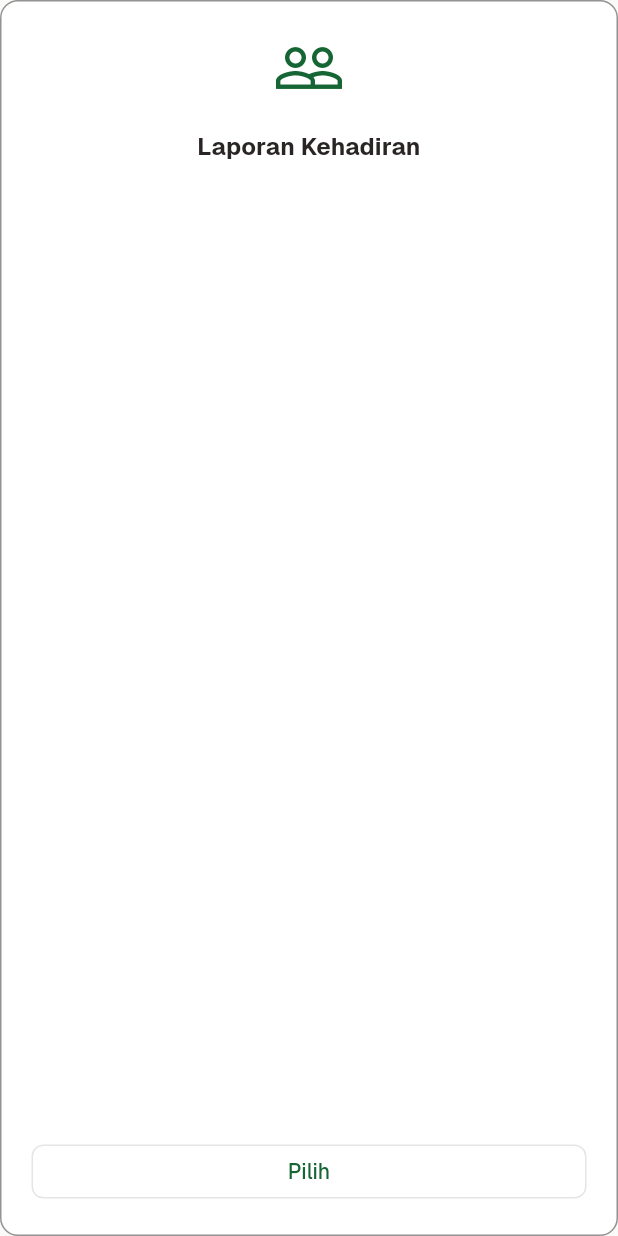
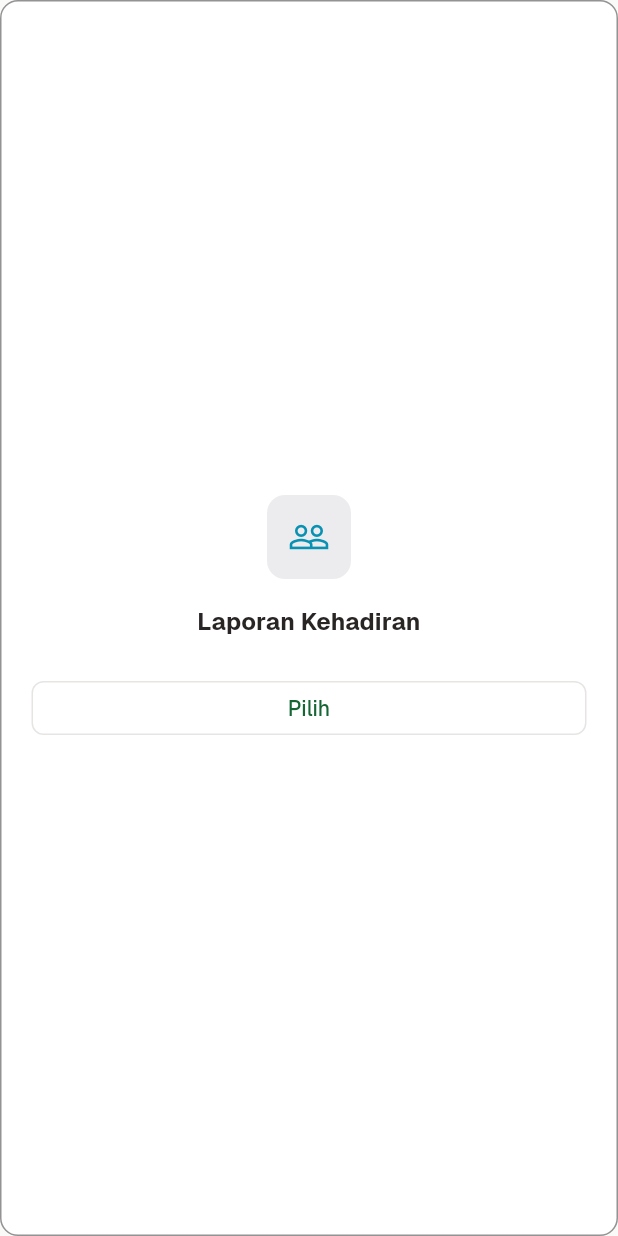
Before and after one commit to lvinist/mine-flow-app, a Flutter app: the ReportTypeCard widget shown alone on an empty page, opened directly, on a phone screen of 412 x 824 dp. Run offline on Flutter 3.47's test engine with Material 3 defaults, Android fonts, the phone set to English and light mode, and no system bars; our stand-ins replace bloc, connectivity_plus, equatable, file_picker, fl_chart, flutter_bloc and 8 more; missing offline and left inert: googleapis; accounts and stored records are empty; project files that could hold a hidden picture were left out.

Commit message:
feat(reporting): phase 2 UI polish and audit for report dashboard

```diff
--- a/lib/features/reporting/presentation/widgets/report_type_card.dart
+++ b/lib/features/reporting/presentation/widgets/report_type_card.dart
@@ -1,16 +1,29 @@
 import 'package:flutter/material.dart';
+import 'package:flutter/services.dart';
 import 'package:mine_flow/features/reporting/domain/entities/report_type.dart';
 
 // Phase 2 — shadcn-admin design language constants (DESIGN.md §29).
 const double _kCardRadius = 12;
+const double _kSpacing12 = 12;
 const double _kSpacing16 = 16;
 const double _kSpacing20 = 20;
+const double _kSpacing24 = 24;
+
+/// Brand primary — Steel Blue / Navy (#0f172a), the restrained foundation.
+const Color _kBrandPrimary = Color(0xFF0F172A);
+
+/// Accent — Cyan / Teal, used sparingly for interactive elements.
+const Color _kAccent = Color(0xFF0891B2);
 
 /// A card widget that represents a report type for selection on the dashboard.
 ///
 /// Displays an icon, the report type's display name, and a "Pilih" button.
 /// Tapping anywhere on the card triggers [onTap].
-class ReportTypeCard extends StatelessWidget {
+///
+/// Phase 2 Polish (substep 25.2): micro-interactions with easeOutQuart curves,
+/// AnimatedContainer hover/focus border/background changes, brand colours,
+/// keyboard accessibility (Focus + Enter/Space), and refined spacing.
+class ReportTypeCard extends StatefulWidget {
   final ReportType type;
   final IconData icon;
   final VoidCallback onTap;
@@ -23,49 +36,112 @@ class ReportTypeCard extends StatelessWidget {
   });
 
   @override
+  State<ReportTypeCard> createState() => _ReportTypeCardState();
+}
+
+class _ReportTypeCardState extends State<ReportTypeCard> {
+  bool _isHovered = false;
+  bool _isFocused = false;
+
+  @override
   Widget build(BuildContext context) {
     final theme = Theme.of(context);
+    final colorScheme = theme.colorScheme;
+
+    // Merge hover and focus states for visual feedback.
+    final isActive = _isHovered || _isFocused;
 
     return Semantics(
-      label: type.displayName,
-      child: Material(
-        color: theme.colorScheme.surface,
-        borderRadius: BorderRadius.circular(_kCardRadius),
-        child: InkWell(
-          onTap: onTap,
-          borderRadius: BorderRadius.circular(_kCardRadius),
-          child: Container(
+      label: widget.type.displayName,
+      button: true,
+      child: Focus(
+        onKeyEvent: (node, event) {
+          // Activate on Enter or Space key.
+          if (event is KeyDownEvent &&
+              (event.logicalKey == LogicalKeyboardKey.enter ||
+                  event.logicalKey == LogicalKeyboardKey.space)) {
+            widget.onTap();
+            return KeyEventResult.handled;
+          }
+          return KeyEventResult.ignored;
+        },
+        onFocusChange: (isFocused) {
+          setState(() => _isFocused = isFocused);
+        },
+        child: MouseRegion(
+          onEnter: (_) => setState(() => _isHovered = true),
+          onExit: (_) => setState(() => _isHovered = false),
+          child: AnimatedContainer(
+            duration: const Duration(milliseconds: 200),
+            curve: Curves.easeOutQuart,
             decoration: BoxDecoration(
+              color: isActive
+                  ? colorScheme.surfaceContainerHighest.withValues(alpha: 0.3)
+                  : colorScheme.surface,
               borderRadius: BorderRadius.circular(_kCardRadius),
               border: Border.all(
-                color: theme.colorScheme.outlineVariant.withValues(alpha: 0.5),
+                color: isActive
+                    ? colorScheme.outlineVariant
+                    : colorScheme.outlineVariant.withValues(alpha: 0.5),
+                width: 1,
               ),
             ),
+            child: Material(
+              color: Colors.transparent,
+              child: InkWell(
+                onTap: widget.onTap,
+                borderRadius: BorderRadius.circular(_kCardRadius),
+                focusColor: colorScheme.primary.withValues(alpha: 0.08),
+                hoverColor: Colors.transparent,
+                splashColor: colorScheme.primary.withValues(alpha: 0.12),
                 child: Padding(
                   padding: const EdgeInsets.all(_kSpacing20),
                   child: Column(
                     mainAxisAlignment: MainAxisAlignment.center,
                     children: [
-                  Icon(icon, size: 48, color: theme.colorScheme.primary),
+                      // Icon in brand-primary container
+                      Semantics(
+                        excludeSemantics: true,
+                        child: Container(
+                          width: 56,
+                          height: 56,
+                          decoration: BoxDecoration(
+                            color: _kBrandPrimary.withValues(alpha: 0.08),
+                            borderRadius: BorderRadius.circular(_kSpacing12),
+                          ),
+                          child: Icon(widget.icon, size: 28, color: _kAccent),
+                        ),
+                      ),
                       const SizedBox(height: _kSpacing16),
                       Text(
-                    type.displayName,
+                        widget.type.displayName,
                         textAlign: TextAlign.center,
                         style: theme.textTheme.titleMedium?.copyWith(
                           fontWeight: FontWeight.w600,
+                          color: colorScheme.onSurface,
                         ),
                       ),
-                  const Spacer(),
-                  SizedBox(
+                      const SizedBox(height: _kSpacing24),
+                      // Exclude from semantics: the outer Sematis(button: true)
+                      // already exposes the card as a single interactive element.
+                      Semantics(
+                        excludeSemantics: true,
+                        child: SizedBox(
                           width: double.infinity,
                           child: OutlinedButton(
-                      onPressed: onTap,
+                            onPressed: widget.onTap,
                             style: OutlinedButton.styleFrom(
                               shape: RoundedRectangleBorder(
                                 borderRadius: BorderRadius.circular(8),
                               ),
+                              side: BorderSide(
+                                color: _isHovered || _isFocused
+                                    ? colorScheme.primary
+                                    : colorScheme.outline,
+                              ),
                             ),
                             child: const Text('Pilih'),
+                          ),
                         ),
                       ),
                     ],
@@ -74,6 +150,8 @@ class ReportTypeCard extends StatelessWidget {
               ),
             ),
           ),
+        ),
+      ),
     );
   }
 }
```
Also changed, not shown: lib/features/reporting/presentation/pages/report_dashboard_page.dart (+47 -7 lines). Lines whose indentation alone changed are shown as unchanged.
